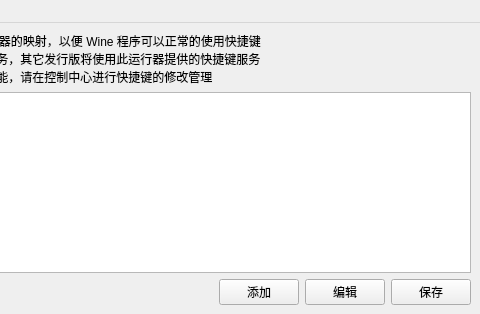
Above: UI/KeyAddGui.ui from gfdgd-xi/deep-wine-runner before the change; both pictures show x 212 to 692 and y 0 to 314 of the 692 by 314 pixel window. Below: the same form after it.
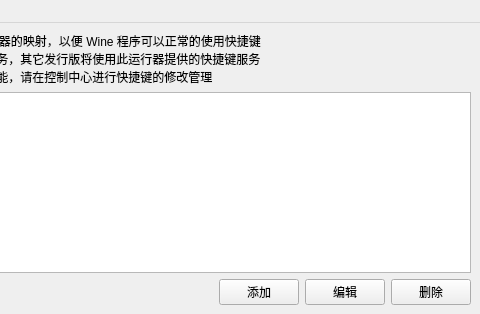
That is the form after the change.

Patch:
```diff
--- a/UI/KeyAddGui.ui
+++ b/UI/KeyAddGui.ui
@@ -57,7 +57,7 @@
       <item>
        <widget class="QPushButton" name="saveButton">
         <property name="text">
-         <string>保存</string>
+         <string>删除</string>
         </property>
        </widget>
       </item>
```
Left out of the diff: 2 changed lines with no effect on the pictures.
